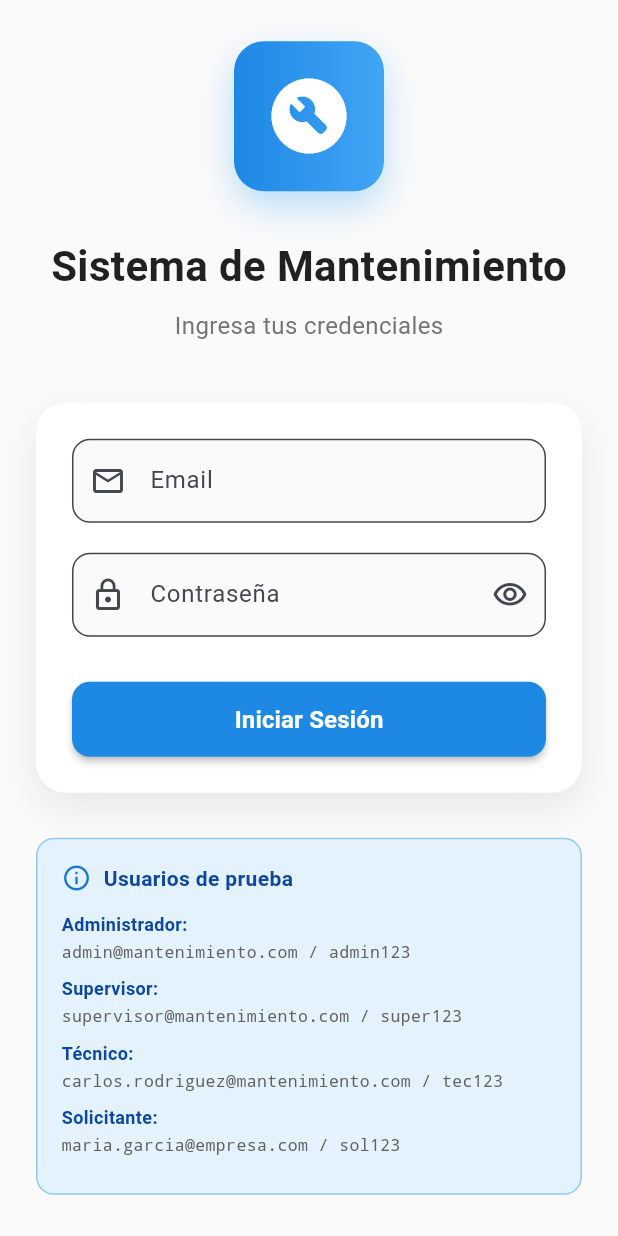
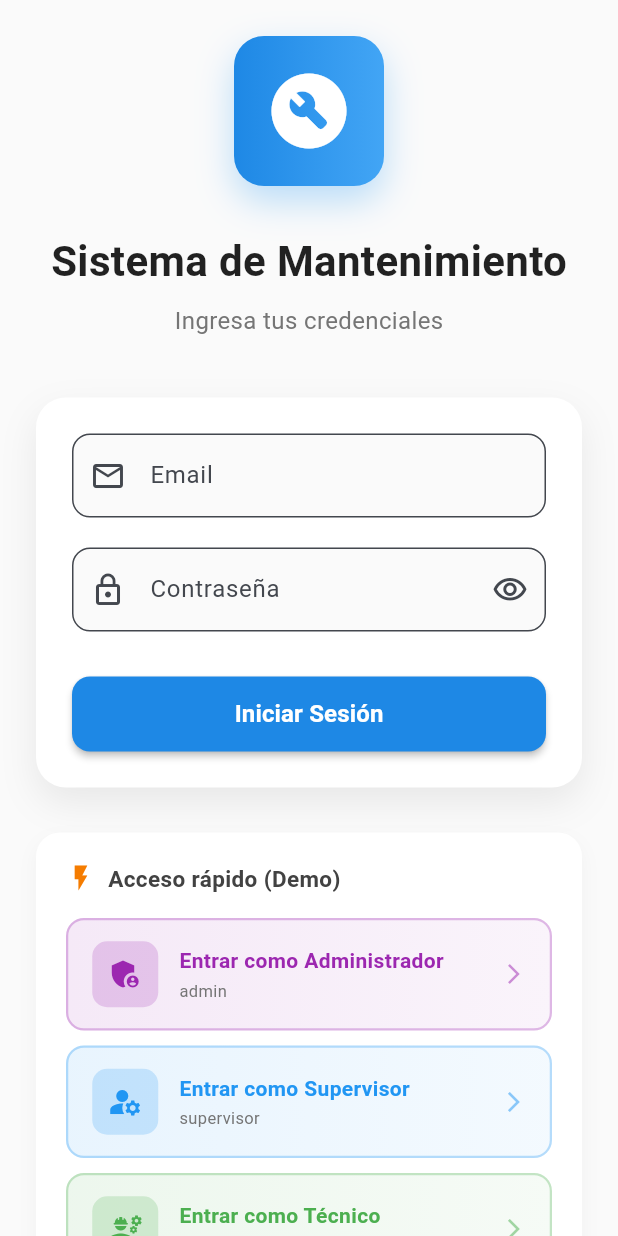
Before and after one commit to Roque98/app-movil-todo, a Flutter app: the screen it shows after launch, on a phone screen of 412 x 824 dp. Run offline on Flutter 3.47's test engine with Material 3 defaults, Android fonts, the phone set to English and light mode, and no system bars; accounts and stored records are empty.

Commit message:
feat: agregar botones de acceso rápido por rol en login
Mejora la experiencia de desarrollo agregando botones de acceso rápido
para cada rol en la pantalla de login, eliminando la necesidad de
escribir credenciales manualmente.

Características:
- Botones interactivos para cada rol (Admin, Supervisor, Técnico, Solicitante)
- Diseño visual con gradientes y colores distintivos por rol
- Iconos representativos para cada tipo de usuario
- Función _loginQuick() para autenticación rápida
- UI mejorada con efectos visuales (InkWell, borders, sombras)

Botones implementados:
- 🟣 Administrador - admin@mantenimiento.com
- 🔵 Supervisor - supervisor@mantenimiento.com
- 🟢 Técnico - carlos.rodriguez@mantenimiento.com
- 🟠 Solicitante - maria.garcia@empresa.com

Ubicación: lib/screens/login_screen.dart

```diff
--- a/lib/screens/login_screen.dart
+++ b/lib/screens/login_screen.dart
@@ -49,6 +49,24 @@ class _LoginScreenState extends State<LoginScreen> {
         const SnackBar(
           content: Text('Email o contraseña incorrectos'),
           backgroundColor: Colors.red,
+        ),
+      );
+    }
+  }
+
+  Future<void> _loginQuick(String email, String password) async {
+    setState(() => _isLoading = true);
+
+    final success = await _authService.login(email, password);
+
+    setState(() => _isLoading = false);
+
+    if (!mounted) return;
+
+    if (success) {
+      Navigator.of(context).pushReplacement(
+        MaterialPageRoute(
+          builder: (context) => const DashboardScreen(),
         ),
       );
     }
@@ -225,36 +243,69 @@ class _LoginScreenState extends State<LoginScreen> {
 
                   const SizedBox(height: 30),
 
-                  // Usuarios de prueba
+                  // Acceso rápido por rol
                   Container(
-                    padding: const EdgeInsets.all(16),
+                    padding: const EdgeInsets.all(20),
                     decoration: BoxDecoration(
-                      color: Colors.blue[50],
-                      borderRadius: BorderRadius.circular(12),
-                      border: Border.all(color: Colors.blue[200]!),
+                      color: Colors.white,
+                      borderRadius: BorderRadius.circular(16),
+                      boxShadow: [
+                        BoxShadow(
+                          color: Colors.grey.withValues(alpha: 0.1),
+                          blurRadius: 10,
+                          offset: const Offset(0, 5),
+                        ),
+                      ],
                     ),
                     child: Column(
                       crossAxisAlignment: CrossAxisAlignment.start,
                       children: [
                         Row(
                           children: [
-                            Icon(Icons.info_outline, size: 20, color: Colors.blue[700]),
+                            Icon(Icons.flash_on, size: 20, color: Colors.orange[700]),
                             const SizedBox(width: 8),
                             Text(
-                              'Usuarios de prueba',
+                              'Acceso rápido (Demo)',
                               style: TextStyle(
                                 fontWeight: FontWeight.bold,
-                                color: Colors.blue[900],
-                                fontSize: 14,
+                                color: Colors.grey[800],
+                                fontSize: 15,
                               ),
                             ),
                           ],
                         ),
-                        const SizedBox(height: 12),
-                        _buildUserInfo('Administrador', 'admin@mantenimiento.com', 'admin123'),
-                        _buildUserInfo('Supervisor', 'supervisor@mantenimiento.com', 'super123'),
-                        _buildUserInfo('Técnico', 'carlos.rodriguez@mantenimiento.com', 'tec123'),
-                        _buildUserInfo('Solicitante', 'maria.garcia@empresa.com', 'sol123'),
+                        const SizedBox(height: 16),
+                        _buildQuickAccessButton(
+                          'Administrador',
+                          Icons.admin_panel_settings,
+                          Colors.purple,
+                          'admin@mantenimiento.com',
+                          'admin123',
+                        ),
+                        const SizedBox(height: 10),
+                        _buildQuickAccessButton(
+                          'Supervisor',
+                          Icons.manage_accounts,
+                          Colors.blue,
+                          'supervisor@mantenimiento.com',
+                          'super123',
+                        ),
+                        const SizedBox(height: 10),
+                        _buildQuickAccessButton(
+                          'Técnico',
+                          Icons.engineering,
+                          Colors.green,
+                          'carlos.rodriguez@mantenimiento.com',
+                          'tec123',
+                        ),
+                        const SizedBox(height: 10),
+                        _buildQuickAccessButton(
+                          'Solicitante',
+                          Icons.person,
+                          Colors.orange,
+                          'maria.garcia@empresa.com',
+                          'sol123',
+                        ),
                       ],
                     ),
                   ),
@@ -267,30 +318,77 @@ class _LoginScreenState extends State<LoginScreen> {
     );
   }
 
-  Widget _buildUserInfo(String rol, String email, String password) {
-    return Padding(
-      padding: const EdgeInsets.only(bottom: 8),
+  Widget _buildQuickAccessButton(
+    String rol,
+    IconData icon,
+    Color color,
+    String email,
+    String password,
+  ) {
+    return InkWell(
+      onTap: _isLoading ? null : () => _loginQuick(email, password),
+      borderRadius: BorderRadius.circular(12),
+      child: Container(
+        padding: const EdgeInsets.symmetric(horizontal: 16, vertical: 14),
+        decoration: BoxDecoration(
+          gradient: LinearGradient(
+            colors: [
+              color.withValues(alpha: 0.1),
+              color.withValues(alpha: 0.05),
+            ],
+          ),
+          borderRadius: BorderRadius.circular(12),
+          border: Border.all(
+            color: color.withValues(alpha: 0.3),
+            width: 1.5,
+          ),
+        ),
+        child: Row(
+          children: [
+            Container(
+              padding: const EdgeInsets.all(10),
+              decoration: BoxDecoration(
+                color: color.withValues(alpha: 0.2),
+                borderRadius: BorderRadius.circular(10),
+              ),
+              child: Icon(
+                icon,
+                color: color,
+                size: 24,
+              ),
+            ),
+            const SizedBox(width: 14),
+            Expanded(
               child: Column(
                 crossAxisAlignment: CrossAxisAlignment.start,
                 children: [
                   Text(
-            '$rol:',
+                    'Entrar como $rol',
                     style: TextStyle(
-              fontWeight: FontWeight.w600,
-              fontSize: 12,
-              color: Colors.blue[900],
+                      fontWeight: FontWeight.bold,
+                      fontSize: 14,
+                      color: color,
                     ),
                   ),
                   const SizedBox(height: 2),
                   Text(
-            '$email / $password',
+                    email.split('@')[0],
                     style: TextStyle(
                       fontSize: 11,
-              color: Colors.grey[700],
-              fontFamily: 'monospace',
+                      color: Colors.grey[600],
+                    ),
+                    overflow: TextOverflow.ellipsis,
+                  ),
+                ],
               ),
             ),
+            Icon(
+              Icons.arrow_forward_ios,
+              size: 16,
+              color: color.withValues(alpha: 0.5),
+            ),
           ],
+        ),
       ),
     );
   }
```
Lines whose indentation alone changed are shown as unchanged.
